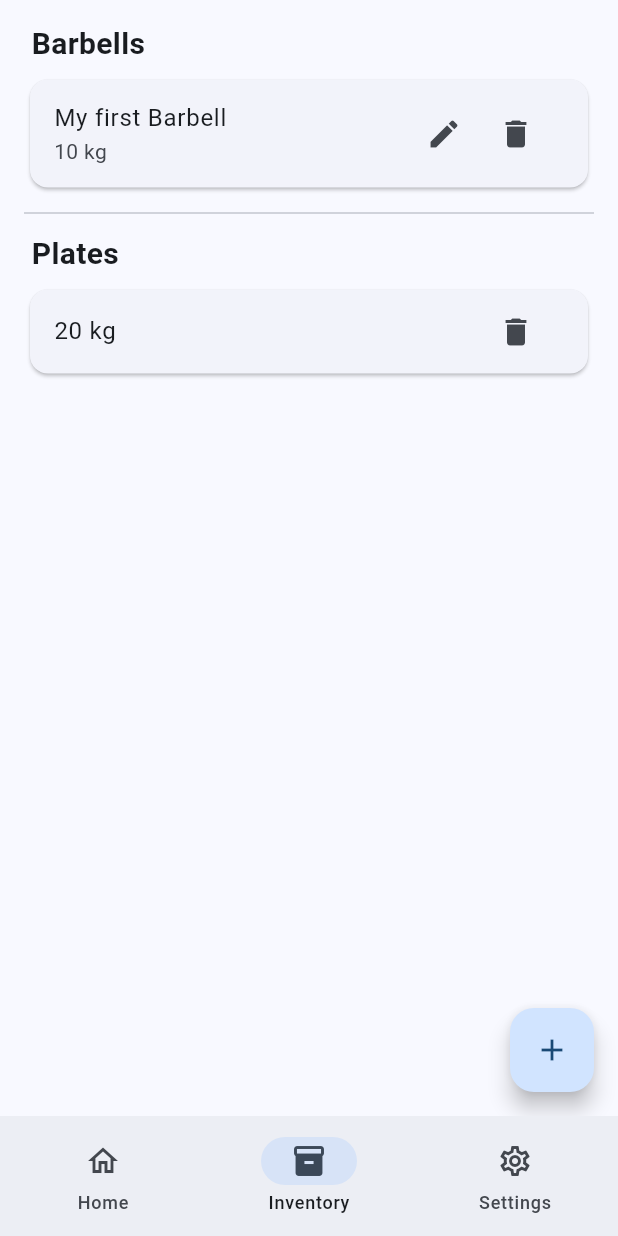
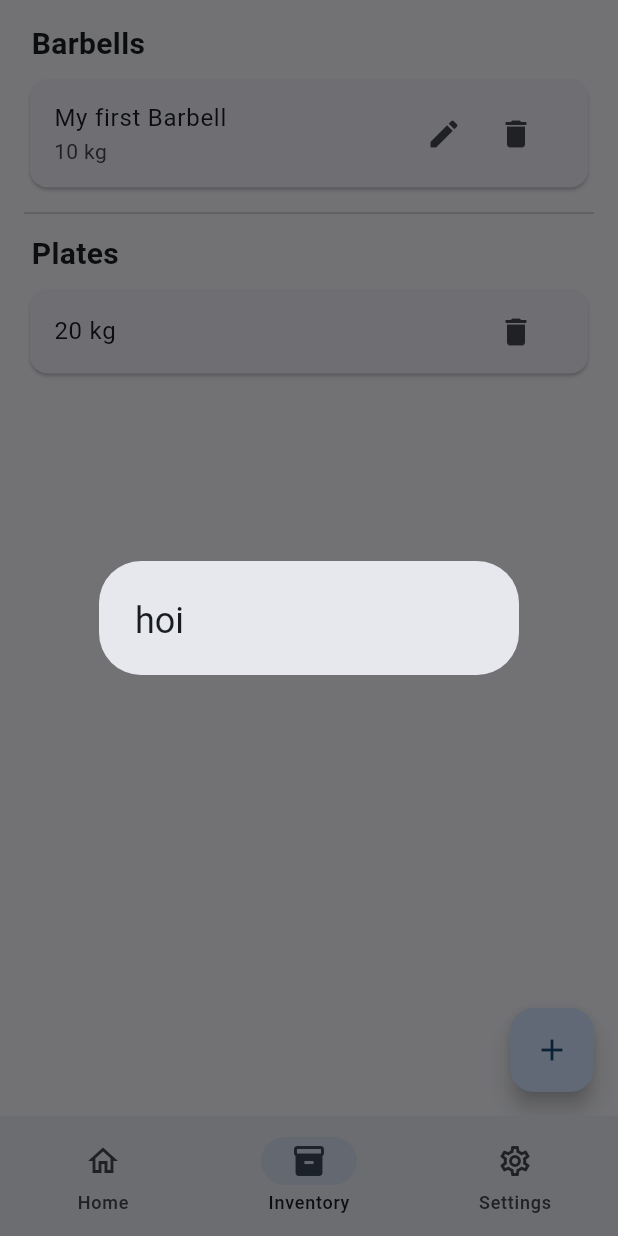
Before and after one commit to ThePi2K/BarbellCalc, a Flutter app: the screen it shows after launch, item 2 of the bottom bar chosen, after a tap on the "edit" icon, on a phone screen of 412 x 824 dp. Run offline on Flutter 3.47's test engine with Material 3 defaults, Android fonts, the phone set to English and light mode, and no system bars; our stand-ins replace flutter_colorpicker, flutter_svg, shared_preferences.

Commit message:
start of editbarbell

```diff
--- a/barbell_calc/lib/inventory.dart
+++ b/barbell_calc/lib/inventory.dart
@@ -280,7 +280,9 @@ class NewPlateBarbellButton extends StatelessWidget {
                         leading: SvgPicture.asset(
                           'assets/icons/plate.svg',
                           height: 30,
-                          theme: SvgTheme(currentColor: Theme.of(context).colorScheme.onSurface),
+                          theme: SvgTheme(
+                              currentColor:
+                                  Theme.of(context).colorScheme.onSurface),
                           // color: Theme.of(context).colorScheme.onSurface,
                         ),
                         title: const Text('Add Plate'),
@@ -850,10 +852,11 @@ class EditBarbell extends StatefulWidget {
 class _EditBarbellState extends State<EditBarbell> {
   @override
   Widget build(BuildContext context) {
-    return const Placeholder();
+    return const AlertDialog(
+      title: Text('hoi'),
+    );
   }
 }
-
 
 class ErrorDialog extends StatelessWidget {
   const ErrorDialog({super.key, required this.errorMessage});
@@ -1012,7 +1015,12 @@ class BarbellListItem extends StatelessWidget {
             IconButton(
               icon: const Icon(Icons.edit),
               onPressed: () {
-                onEdit(barbell);
+                showDialog(
+                  context: context,
+                  builder: (BuildContext context) {
+                    return EditBarbell();
+                  },
+                );
               },
             ),
             IconButton(
@@ -1024,7 +1032,8 @@ class BarbellListItem extends StatelessWidget {
                     builder: (BuildContext context) {
                       return AlertDialog(
                         title: const Text('Attention'),
-                        content: Text('You need at least one ${barbell.width} Barbell!'),
+                        content: Text(
+                            'You need at least one ${barbell.width} Barbell!'),
                         actions: [
                           TextButton(
                             onPressed: () {
@@ -1042,7 +1051,8 @@ class BarbellListItem extends StatelessWidget {
                     builder: (BuildContext context) {
                       return AlertDialog(
                         title: const Text('Attention'),
-                        content: const Text('Do really want to remove this Barbell?'),
+                        content: const Text(
+                            'Do really want to remove this Barbell?'),
                         actions: [
                           TextButton(
                             onPressed: () {
```
